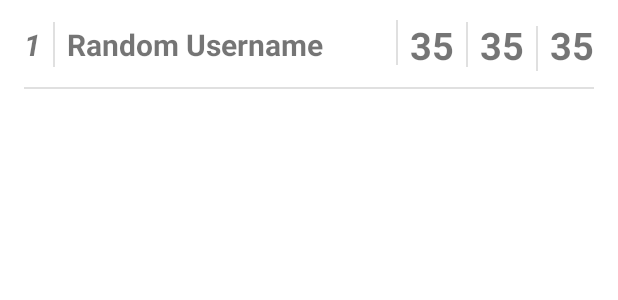
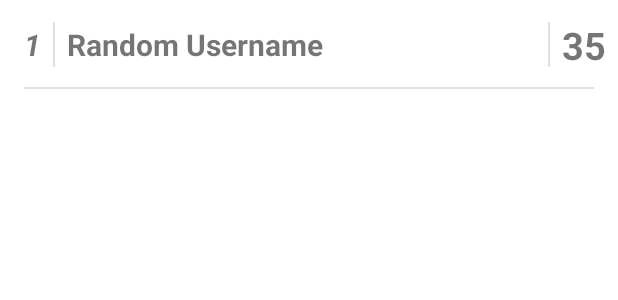
Before and after one commit to DavidsInferno/RememberMyScore, an Android app: the layout scoreboard_row.xml on its own in the app's theme, with its tools: preview values and no code run, on a phone screen of 412 x 824 dp. Shown: the top 300 px of the screen. Run offline under Robolectric (Android 15) with nearby library versions, the phone set to English and light mode, and no system bars.

```diff
--- a/app/src/main/java/com/minisalt/remembermyscore/fragments/HomeFragment.kt
+++ b/app/src/main/java/com/minisalt/remembermyscore/fragments/HomeFragment.kt
@@ -46,7 +46,7 @@ class HomeFragment(private val savedGame: Boolean = false) :
             }
 
             override fun onAdFailedToLoad(p0: Int) {
-                Toast.makeText(context, "Ad failed to load", Toast.LENGTH_SHORT).show()
+                Toast.makeText(context, "Ad failed to load: $p0", Toast.LENGTH_SHORT).show()
                 super.onAdFailedToLoad(p0)
             }
         }
--- a/app/src/main/java/com/minisalt/remembermyscore/fragments/RulesFragment.kt
+++ b/app/src/main/java/com/minisalt/remembermyscore/fragments/RulesFragment.kt
@@ -43,7 +43,7 @@ class RulesFragment : Fragment(R.layout.fragment_rules) {
     private fun fabSetup() {
         fab.setOnClickListener {
             val positions = it.findLocationOfCenterOnTheScreen()
-            childFragmentManager.open {
+            parentFragmentManager.open {
                 // Pass center as the end position of the circular reveal
                 add(
                     R.id.container, AddRulesFragment.newInstance(
--- a/app/src/main/java/com/minisalt/remembermyscore/fragments/ScoresFragment.kt
+++ b/app/src/main/java/com/minisalt/remembermyscore/fragments/ScoresFragment.kt
@@ -13,8 +13,8 @@ import kotlinx.android.synthetic.main.fragment_scores.*
 
 class ScoresFragment : Fragment(R.layout.fragment_scores) {
 
-    val dataMover = DataMover()
-    var ammountOfGames = 0
+    private val dataMover = DataMover()
+    private var ammountOfGames = 0
     lateinit var finishedMatches: ArrayList<FinishedMatch>
 
 
@@ -46,7 +46,6 @@ class ScoresFragment : Fragment(R.layout.fragment_scores) {
         val scoresAdapter = ScoresRecyclerviewAdapter(allMatches, requireContext())
         recyclerViewScores.adapter = scoresAdapter
     }
-
     override fun onPause() {
         super.onPause()
         if (ammountOfGames != finishedMatches.size)
--- a/app/src/main/java/com/minisalt/remembermyscore/recyclerView/adapter/ScoresRecyclerviewAdapter.kt
+++ b/app/src/main/java/com/minisalt/remembermyscore/recyclerView/adapter/ScoresRecyclerviewAdapter.kt
@@ -106,7 +106,6 @@ class ScoresRecyclerviewAdapter(val finishedMatch: ArrayList<FinishedMatch>, val
                 else
                     holder.mRound.visibility = View.GONE
 
-
                 if (finishedMatch[position].expanded) {
                     expandItem(holder)
                 } else
--- a/app/src/main/res/layout/fragment_home.xml
+++ b/app/src/main/res/layout/fragment_home.xml
@@ -18,7 +18,6 @@
 
 
     <TextView
-        android:id="@+id/textView"
         android:layout_width="wrap_content"
         android:layout_height="wrap_content"
 
--- a/app/src/main/res/layout/scoreboard_row.xml
+++ b/app/src/main/res/layout/scoreboard_row.xml
@@ -62,8 +62,7 @@
         android:background="?android:attr/dividerVertical"
         app:layout_constraintBottom_toBottomOf="@+id/playerPoints"
         app:layout_constraintEnd_toStartOf="@+id/playerPoints"
-        app:layout_constraintTop_toTopOf="@+id/playerPoints"
-        app:layout_constraintVertical_bias="0.25" />
+        app:layout_constraintTop_toTopOf="@+id/playerPoints" />
 
     <TextView
         android:id="@+id/playerPoints"
@@ -84,7 +83,7 @@
     <View
         android:id="@+id/divider2"
 
-        android:visibility="visible"
+        android:visibility="gone"
 
         android:layout_width="1dp"
         android:layout_height="30dp"
@@ -103,13 +102,14 @@
         android:layout_height="wrap_content"
         android:layout_marginEnd="8dp"
 
+        android:visibility="gone"
+
 
         android:gravity="center"
         android:text="35"
 
         android:textSize="25sp"
         android:textStyle="bold"
-        android:visibility="visible"
         app:layout_constraintBottom_toBottomOf="parent"
         app:layout_constraintEnd_toStartOf="@+id/divider3"
         app:layout_constraintTop_toTopOf="parent" />
@@ -117,7 +117,7 @@
     <View
         android:id="@+id/divider3"
 
-        android:visibility="visible"
+        android:visibility="gone"
 
 
         android:layout_width="1dp"
@@ -137,12 +137,12 @@
         android:layout_height="wrap_content"
         android:layout_marginEnd="16dp"
 
+        android:visibility="gone"
 
         android:gravity="center"
         android:text="35"
         android:textSize="25sp"
         android:textStyle="bold"
-        android:visibility="visible"
         app:layout_constraintBottom_toBottomOf="parent"
         app:layout_constraintEnd_toEndOf="parent"
         app:layout_constraintTop_toTopOf="parent" />
--- a/app/src/main/res/values/strings.xml
+++ b/app/src/main/res/values/strings.xml
@@ -1,7 +1,7 @@
 <resources>
     <string name="app_name">RememberMyScore</string>
-    <string name="admob_app_id">ca-app-pub-2404027123081375~5087668089</string>
-    <string name="homeAd">ca-app-pub-2404027123081375/1810219314</string>
+    <string name="admob_app_id">ca-app-pub-8906171219763331~3721886578</string>
+    <string name="homeAd">ca-app-pub-8906171219763331/1514525637</string>
 
     <string name="save_game">Save and Close Game</string>
     <string name="save_game_desc">Saves current game and returns to home</string>
--- a/build.gradle
+++ b/build.gradle
@@ -8,7 +8,7 @@ buildscript {
 
     }
     dependencies {
-        classpath 'com.android.tools.build:gradle:3.6.3'
+        classpath 'com.android.tools.build:gradle:4.0.0'
         classpath "org.jetbrains.kotlin:kotlin-gradle-plugin:$kotlin_version"
 
         // NOTE: Do not place your application dependencies here; they belong
```
Also changed, not shown: app/src/main/java/com/minisalt/remembermyscore/fragments/AddRulesFragment.kt (+14 -7 lines), app/src/main/res/layout/fragment_add_rules.xml (+6 -6 lines), app/src/main/res/drawable/game_screen.png, app/src/main/res/drawable/home_screen.png, app/src/main/res/drawable/redo_main.png, app/src/main/res/drawable/rules_screen.png, app/src/main/res/drawable/scores_screen.png, app/src/main/res/mipmap-hdpi/ic_launcher.png, app/src/main/res/mipmap-mdpi/ic_launcher.png, app/src/main/res/mipmap-xhdpi/ic_launcher.png, app/src/main/res/mipmap-xxhdpi/ic_launcher.png, app/src/main/res/mipmap-xxxhdpi/ic_launcher.png, gradle/wrapper/gradle-wrapper.properties.
